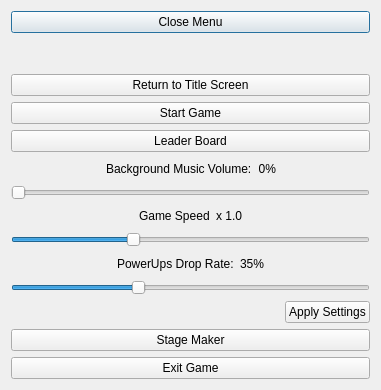
The window that gamemenu.ui (soraxas/SpaceInvader) describes before a commit, drawn with Qt 5.
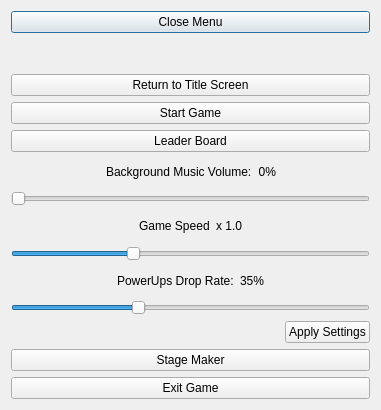
The same window after the commit.

```diff
--- a/gamemenu.ui
+++ b/gamemenu.ui
@@ -7,7 +7,7 @@
     <x>0</x>
     <y>0</y>
     <width>381</width>
-    <height>390</height>
+    <height>410</height>
    </rect>
   </property>
   <property name="mouseTracking">
```
Left out of the diff: 2 changed lines with no effect on the pictures.
